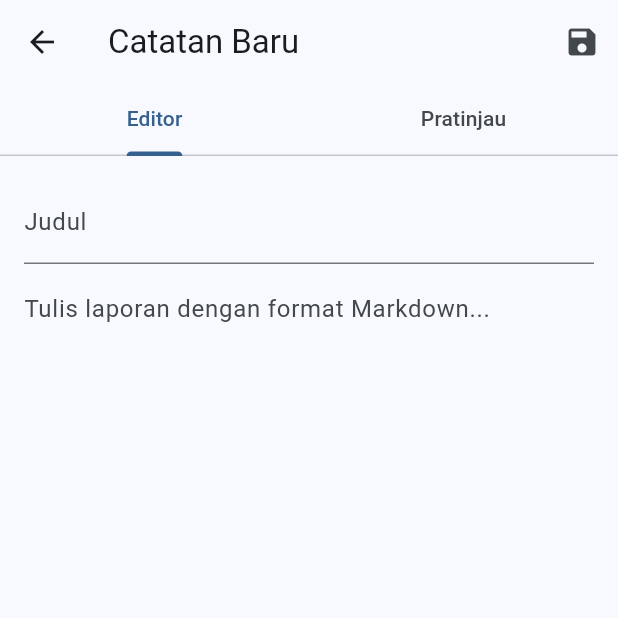
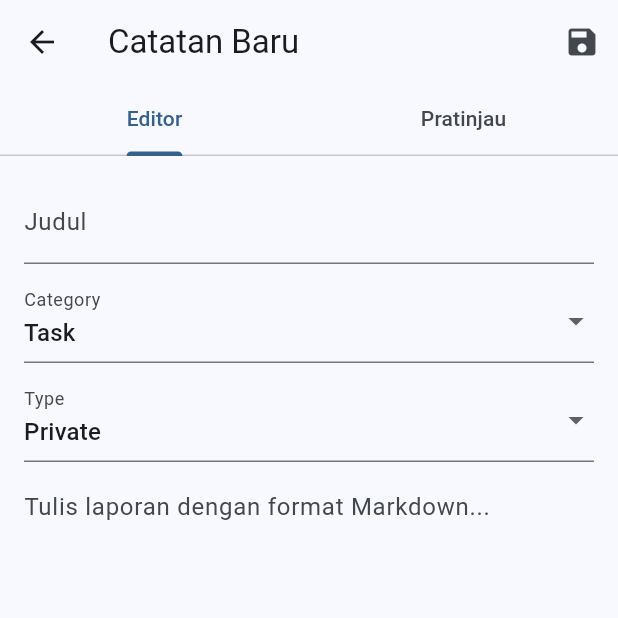
Before and after one commit to Ridhoss/Proyek4-MobileApp, a Flutter app: the LogEditorPage screen opened directly with empty values, on a phone screen of 412 x 824 dp, the top half of it. Run offline on Flutter 3.47's test engine with Material 3 defaults, Android fonts, the phone set to English and light mode, and no system bars; our stand-ins replace connectivity_plus, flutter_dotenv, flutter_markdown, hive, hive_flutter, shared_preferences; missing offline and left inert: mongo_dart; accounts and stored records are empty.

Commit message:
private combobox

```diff
--- a/lib/controller/log_controller.dart
+++ b/lib/controller/log_controller.dart
@@ -24,6 +24,7 @@ class LogController {
     String title,
     String desc,
     String category,
+    String type,
     int teamId,
   ) async {
     final newLog = LogModel(
@@ -33,13 +34,15 @@ class LogController {
       date: DateTime.now().toString(),
       description: desc.trim(),
       category: category,
+      type: type,
       teamId: teamId,
       isSynced: false,
     );
 
-    final insertedLog = await repo.addLog(newLog);
+    await repo.addLog(newLog);
 
-    logsNotifier.value = [...logsNotifier.value, insertedLog];
+    final logs = await repo.getLogs(teamId);
+    logsNotifier.value = logs;
   }
 
   Future<void> updateLog(
@@ -47,6 +50,7 @@ class LogController {
     String title,
     String desc,
     String category,
+    String type,
     int teamId,
   ) async {
     final updatedLog = LogModel(
@@ -56,18 +60,15 @@ class LogController {
       date: DateTime.now().toString(),
       description: desc.trim(),
       category: category,
+      type: type,
       teamId: teamId,
+      isSynced: false,
     );
 
     await repo.updateLog(updatedLog);
 
-    final logs = [...logsNotifier.value];
-    final index = logs.indexWhere((log) => log.id == oldLog.id);
-
-    if (index != -1) {
-      logs[index] = updatedLog;
-      logsNotifier.value = logs;
-    }
+    final logs = await repo.getLogs(teamId);
+    logsNotifier.value = logs;
   }
 
   Future<void> removeLog(LogModel log) async {
--- a/lib/features/logbook/log_editor_page.dart
+++ b/lib/features/logbook/log_editor_page.dart
@@ -24,14 +24,11 @@ class _LogEditorPageState extends State<LogEditorPage> {
   late TextEditingController _titleController;
   late TextEditingController _descController;
 
-  String _selectedCategory = "Pribadi";
-  final List<String> _categories = [
-    "Pribadi",
-    "Kuliah",
-    "Kerja",
-    "Urgent",
-    "Lainnya",
-  ];
+  String _selectedCategory = "Task";
+  final List<String> _categories = ["Task", "Bug", "Information"];
+
+  String _selectedType = "Private";
+  final List<String> _type = ["Private", "Public"];
 
   @override
   void initState() {
@@ -40,6 +37,16 @@ class _LogEditorPageState extends State<LogEditorPage> {
     _descController = TextEditingController(
       text: widget.log?.description ?? '',
     );
+
+    if (widget.log != null) {
+      if (_categories.contains(widget.log!.category)) {
+        _selectedCategory = widget.log!.category;
+      }
+
+      if (_type.contains(widget.log!.type)) {
+        _selectedType = widget.log!.type;
+      }
+    }
 
     _descController.addListener(() {
       setState(() {});
@@ -53,7 +60,8 @@ class _LogEditorPageState extends State<LogEditorPage> {
         widget.currentUser.id,
         _titleController.text,
         _descController.text,
-        'Kerja',
+        _selectedCategory,
+        _selectedType,
         widget.currentUser.teamIds.first,
       );
     } else {
@@ -62,7 +70,8 @@ class _LogEditorPageState extends State<LogEditorPage> {
         widget.log!,
         _titleController.text,
         _descController.text,
-        'Kerja',
+        _selectedCategory,
+        _selectedType,
         widget.currentUser.teamIds.first,
       );
     }
@@ -103,7 +112,44 @@ class _LogEditorPageState extends State<LogEditorPage> {
                     controller: _titleController,
                     decoration: const InputDecoration(labelText: "Judul"),
                   ),
+
                   const SizedBox(height: 10),
+
+                  // CATEGORY DROPDOWN
+                  DropdownButtonFormField<String>(
+                    value: _selectedCategory,
+                    decoration: const InputDecoration(labelText: "Category"),
+                    items: _categories.map((category) {
+                      return DropdownMenuItem(
+                        value: category,
+                        child: Text(category),
+                      );
+                    }).toList(),
+                    onChanged: (value) {
+                      setState(() {
+                        _selectedCategory = value!;
+                      });
+                    },
+                  ),
+
+                  const SizedBox(height: 10),
+
+                  // TYPE DROPDOWN
+                  DropdownButtonFormField<String>(
+                    value: _selectedType,
+                    decoration: const InputDecoration(labelText: "Type"),
+                    items: _type.map((type) {
+                      return DropdownMenuItem(value: type, child: Text(type));
+                    }).toList(),
+                    onChanged: (value) {
+                      setState(() {
+                        _selectedType = value!;
+                      });
+                    },
+                  ),
+
+                  const SizedBox(height: 10),
+
                   Expanded(
                     child: TextField(
                       controller: _descController,
--- a/lib/features/logbook/models/log_model.dart
+++ b/lib/features/logbook/models/log_model.dart
@@ -17,10 +17,12 @@ class LogModel {
   @HiveField(5)
   final String category;
   @HiveField(6)
+  final String type;
+  @HiveField(7)
   final int teamId;
-  @HiveField(7)
+  @HiveField(8)
   final bool isSynced;
-  @HiveField(8)
+  @HiveField(9)
   final bool isDeleted;
 
   LogModel({
@@ -30,9 +32,10 @@ class LogModel {
     required this.date,
     required this.description,
     required this.category,
+    required this.type,
     required this.teamId,
     this.isSynced = false,
-    this.isDeleted = false
+    this.isDeleted = false,
   });
 
   factory LogModel.fromMap(Map<String, dynamic> map) {
@@ -43,9 +46,10 @@ class LogModel {
       date: map['date'] ?? '',
       description: map['description'] ?? '',
       category: map['category'] ?? '',
+      type: map['type'] ?? '',
       teamId: map['teamId'] ?? 0,
       isSynced: map['isSynced'] ?? true,
-      isDeleted: map['isDeleted'] ?? false
+      isDeleted: map['isDeleted'] ?? false,
     );
   }
 
@@ -57,9 +61,36 @@ class LogModel {
       'date': date,
       'description': description,
       'category': category,
+      'type': type,
       'teamId': teamId,
     };
 
     return map;
   }
+
+  LogModel copyWith({
+    String? id,
+    int? iduser,
+    String? title,
+    String? date,
+    String? description,
+    String? category,
+    String? type,
+    int? teamId,
+    bool? isSynced,
+    bool? isDeleted
+  }) {
+    return LogModel(
+      id: id ?? this.id,
+      iduser: iduser ?? this.iduser,
+      title: title ?? this.title,
+      date: date ?? this.date,
+      description: description ?? this.description,
+      category: category ?? this.category,
+      type: type ?? this.type,
+      teamId: teamId ?? this.teamId,
+      isSynced: isSynced ?? this.isSynced,
+      isDeleted: isDeleted ?? this.isDeleted
+    );
+  }
 }
```
Also changed, not shown: lib/features/logbook/log_view.dart (+14 -7 lines), lib/repository/log_repository.dart (+19 -16 lines), lib/services/mongo_service.dart (+17 -4 lines), lib/features/logbook/models/log_model.g.dart.
